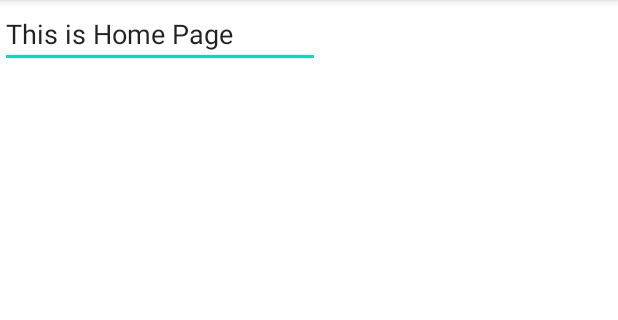
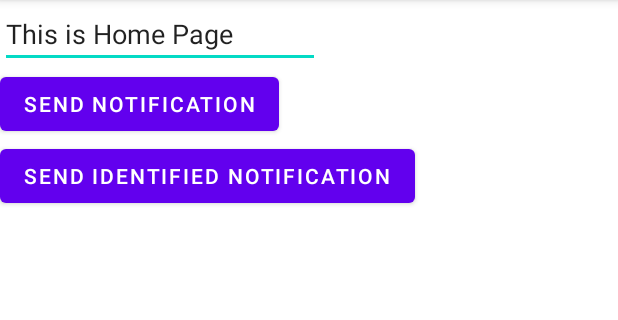
Before and after one commit to SasinduDilshara/Social-Distance-Reminder, an Android app: the screen it shows after launch once a user with an empty profile is signed in (HomeActivity), on a phone screen of 412 x 824 dp, the part 84-404 px from its top. Run offline under Robolectric (Android 15) with nearby library versions, the phone set to English and light mode, and no system bars; our stand-ins replace Firebase (no records; nobody signed in at launch, a user with empty details on screens opened directly).

Commit message:
Add Basic Function for Notification Handler

```diff
--- a/Social_DIstance_Reminder/app/build.gradle
+++ b/Social_DIstance_Reminder/app/build.gradle
@@ -9,7 +9,7 @@ android {
 
     defaultConfig {
         applicationId "com.example.social_distance_reminder"
-        minSdkVersion 16
+        minSdkVersion 26
         targetSdkVersion 30
         versionCode 1
         multiDexEnabled true
@@ -44,6 +44,8 @@ dependencies {
     implementation 'com.google.firebase:firebase-auth'
     implementation 'com.google.firebase:firebase-firestore'
     implementation 'androidx.multidex:multidex:2.0.1'
+    implementation "androidx.core:core:1.6.0"
+
     testImplementation 'junit:junit:4.+'
     androidTestImplementation 'androidx.test.ext:junit:1.1.3'
     androidTestImplementation 'androidx.test.espresso:espresso-core:3.4.0'
--- a/Social_DIstance_Reminder/app/src/main/res/layout/activity_home.xml
+++ b/Social_DIstance_Reminder/app/src/main/res/layout/activity_home.xml
@@ -20,5 +20,22 @@
         android:text="This is Home Page"
         tools:layout_editor_absoluteX="58dp"
         tools:layout_editor_absoluteY="95dp" />
+
+    <Button
+        android:id="@+id/notificbutton"
+        android:layout_width="wrap_content"
+        android:layout_height="wrap_content"
+        android:onClick="sendTestNotification"
+        android:text="Send Notification"
+        tools:layout_editor_absoluteX="150dp"
+        tools:layout_editor_absoluteY="430dp" />
+    <Button
+        android:id="@+id/notificbutton2"
+        android:layout_width="wrap_content"
+        android:layout_height="wrap_content"
+        android:onClick="sendTestIdentifiedNotification"
+        android:text="Send Identified Notification"
+        tools:layout_editor_absoluteX="150dp"
+        tools:layout_editor_absoluteY="430dp" />
     </LinearLayout>
 </androidx.constraintlayout.widget.ConstraintLayout>
```
Also changed, not shown: Social_DIstance_Reminder/app/src/main/AndroidManifest.xml (+6 -1 lines), Social_DIstance_Reminder/app/src/main/java/com/example/social_distance_reminder/UI/HomeActivity.java (+12 -0 lines), Social_DIstance_Reminder/app/src/main/java/com/example/social_distance_reminder/exceptions/NotificationManagerException.java (added, +7 -0 lines), Social_DIstance_Reminder/app/src/main/java/com/example/social_distance_reminder/helper/RandomIDGenerator.java (added, +12 -0 lines), Social_DIstance_Reminder/app/src/main/java/com/example/social_distance_reminder/services/NotificationHelperService.java (added, +149 -0 lines).
